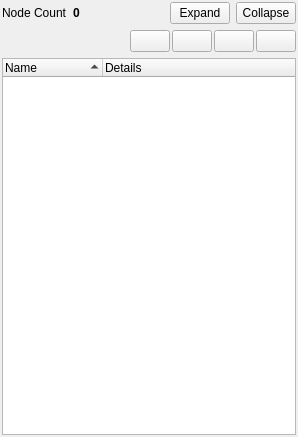
Qt form src/dtQt/nodetreepanel.ui (delta3d/delta3d) before a commit.
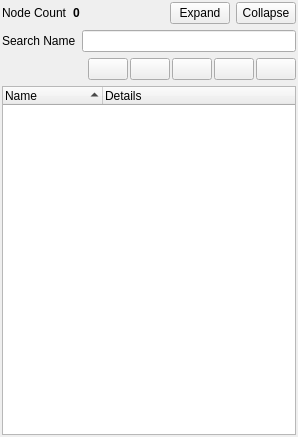
The same form after that commit. Icons and pictures are not drawn.

Patch:
```diff
--- a/src/dtQt/nodetreepanel.ui
+++ b/src/dtQt/nodetreepanel.ui
@@ -91,6 +91,29 @@
      </item>
     </layout>
    </item>
+   <item>
+    <layout class="QHBoxLayout" name="horizontalLayout_3">
+     <item>
+      <widget class="QLabel" name="mLabelNameFilter">
+       <property name="sizePolicy">
+        <sizepolicy hsizetype="Maximum" vsizetype="Preferred">
+         <horstretch>0</horstretch>
+         <verstretch>0</verstretch>
+        </sizepolicy>
+       </property>
+       <property name="toolTip">
+        <string>Filter nodes by name using regex style search strings.</string>
+       </property>
+       <property name="text">
+        <string>Search Name</string>
+       </property>
+      </widget>
+     </item>
+     <item>
+      <widget class="QLineEdit" name="mTextFilterName"/>
+     </item>
+    </layout>
+   </item>
    <item>
     <layout class="QHBoxLayout" name="horizontalLayout_2">
      <property name="spacing">
@@ -112,6 +135,26 @@
        </property>
       </spacer>
      </item>
+     <item>
+      <widget class="QPushButton" name="mButtonFilterOccluders">
+       <property name="toolTip">
+        <string>Filter out occluders</string>
+       </property>
+       <property name="text">
+        <string/>
+       </property>
+       <property name="icon">
+        <iconset resource="dtqt.qrc">
+         <normaloff>:/dtQt/icons/nodes/occluder.png</normaloff>:/dtQt/icons/nodes/occluder.png</iconset>
+       </property>
+       <property name="checkable">
+        <bool>true</bool>
+       </property>
+       <property name="checked">
+        <bool>false</bool>
+       </property>
+      </widget>
+     </item>
      <item>
       <widget class="QPushButton" name="mButtonFilterGeodes">
        <property name="toolTip">
```
